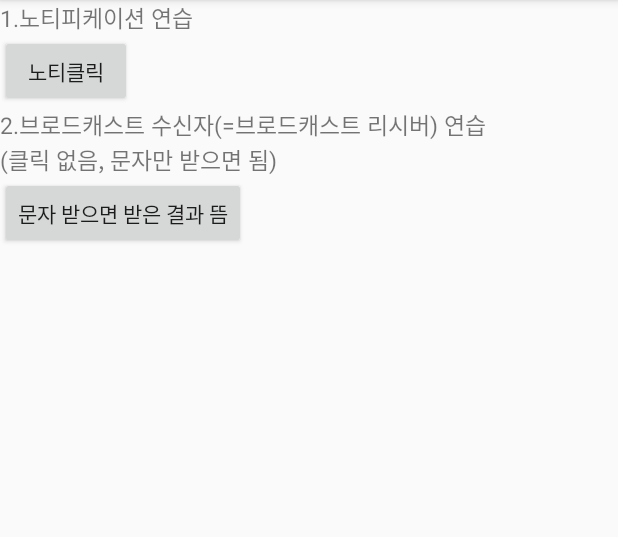
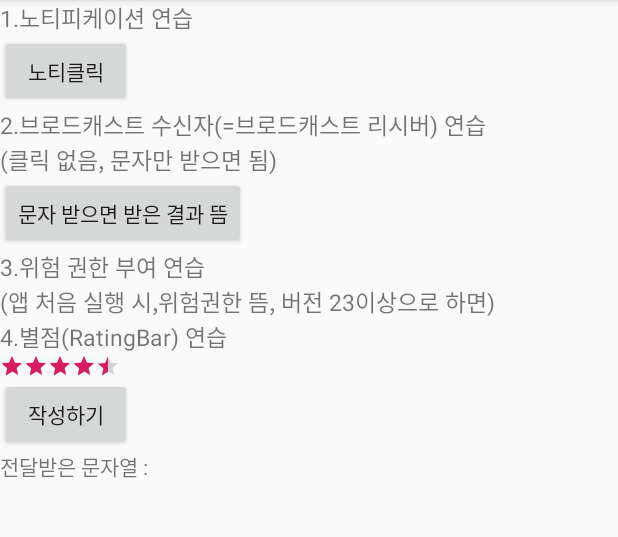
Before and after one commit to lhc8607git/notipractice, an Android app: the screen it shows after launch (MainActivity), on a phone screen of 412 x 824 dp, the part 84-621 px from its top. Run offline under Robolectric (Android 15) with nearby library versions, the phone set to English and light mode, and no system bars.

Commit message:
8.별점(RatingBar) 연습

```diff
--- a/app/build.gradle
+++ b/app/build.gradle
@@ -5,8 +5,8 @@ android {
     buildToolsVersion "29.0.1"
     defaultConfig {
         applicationId "com.example.noti"
-        minSdkVersion 22   //26 바꾸기전
-        targetSdkVersion 22   //28 바꾸기전
+        minSdkVersion 26   //22
+        targetSdkVersion 28   //22
         versionCode 1
         versionName "1.0"
         testInstrumentationRunner "android.support.test.runner.AndroidJUnitRunner"
--- a/app/src/main/java/com/example/noti/notification1/MainActivity.java
+++ b/app/src/main/java/com/example/noti/notification1/MainActivity.java
@@ -11,6 +11,7 @@ import android.graphics.Bitmap;
 import android.graphics.BitmapFactory;
 import android.os.Build;
 import android.support.annotation.NonNull;
+import android.support.annotation.Nullable;
 import android.support.v4.app.NotificationCompat;
 import android.support.v4.app.NotificationManagerCompat;
 import android.support.v4.content.ContextCompat;
@@ -18,9 +19,13 @@ import android.support.v7.app.AppCompatActivity;
 import android.os.Bundle;
 import android.view.View;
 import android.widget.Button;
+import android.widget.RatingBar;
+import android.widget.TextView;
 import android.widget.Toast;
 
 import com.example.noti.R;
+
+import ratingbar4.CommentWriteActivity;
 
 import static android.app.Notification.EXTRA_NOTIFICATION_ID;
 
@@ -28,6 +33,9 @@ public class MainActivity extends AppCompatActivity {
 
     private Button btn1;
     private NotificationCompat.Builder builder;
+
+    private RatingBar ratingBar;
+    private TextView outputView;
 
     @Override
     protected void onCreate(Bundle savedInstanceState) {
@@ -45,7 +53,60 @@ public class MainActivity extends AppCompatActivity {
 //        dangerous_permission();
 
 
+        // 4.별점(RatingBar) 연습
+        ratingpractice();
+
     }
+
+
+
+
+
+    // 4.별점(RatingBar) 연습
+    private void ratingpractice(){
+        ratingBar = (RatingBar)findViewById(R.id.ratingBar);
+        outputView = (TextView) findViewById(R.id.outputView);
+
+
+        Button btn4 = (Button)findViewById(R.id.btn4);
+        btn4.setOnClickListener(new View.OnClickListener() {
+            @Override
+            public void onClick(View v) {
+                //다른 화면 띄우도록 하나 만듬
+                showCommentWriteActivity();
+            }
+        });
+    }
+
+    public void showCommentWriteActivity(){
+        float rating = ratingBar.getRating();
+
+        Intent intent = new Intent(getApplicationContext(), CommentWriteActivity.class);
+        intent.putExtra("rating",rating);
+        startActivityForResult(intent,101);
+
+    }
+
+    // CommentWriteActivity.java에서 응답을 받을 경우
+    @Override
+    protected void onActivityResult(int requestCode, int resultCode, @Nullable Intent intent) {
+        super.onActivityResult(requestCode, resultCode, intent);
+
+        if(requestCode == 101){  // 101로 받으면
+            if(intent != null){
+                String contents = intent.getStringExtra("contents");
+                float ratingbarupdate = intent.getFloatExtra("ratingbarupdate",0.0f);
+                outputView.setText(contents);
+                ratingBar.setRating(ratingbarupdate);
+            }
+        }
+    }
+
+
+
+
+
+
 
 
 
--- a/app/src/main/res/layout/activity_main.xml
+++ b/app/src/main/res/layout/activity_main.xml
@@ -34,4 +34,39 @@
         android:layout_width="wrap_content"
         android:layout_height="wrap_content" />
 
+    <TextView
+        android:textSize="15dp"
+        android:text="3.위험 권한 부여 연습"
+        android:layout_width="wrap_content"
+        android:layout_height="wrap_content" />
+    <TextView
+        android:textSize="15dp"
+        android:text="(앱 처음 실행 시,위험권한 뜸, 버전 23이상으로 하면)"
+        android:layout_width="wrap_content"
+        android:layout_height="wrap_content" />
+
+    <TextView
+        android:textSize="15dp"
+        android:text="4.별점(RatingBar) 연습"
+        android:layout_width="wrap_content"
+        android:layout_height="wrap_content" />
+    <RatingBar
+        android:id="@+id/ratingBar"
+        android:layout_width="wrap_content"
+        android:layout_height="wrap_content"
+        android:numStars="5"
+        android:rating="4.1"
+        android:stepSize="0.1"
+        style="?android:attr/ratingBarStyleSmall"/>
+    <Button
+        android:id="@+id/btn4"
+        android:text="작성하기"
+        android:layout_width="wrap_content"
+        android:layout_height="wrap_content" />
+    <TextView
+        android:id="@+id/outputView"
+        android:text="전달받은 문자열 : "
+        android:layout_width="match_parent"
+        android:layout_height="wrap_content" />
+
 </LinearLayout>
```
Also changed, not shown: app/src/main/AndroidManifest.xml (+4 -10 lines), app/src/main/java/ratingbar4/CommentWriteActivity.java (added, +57 -0 lines), app/src/main/res/drawable/border.xml (added, +12 -0 lines), app/src/main/res/layout/activity_comment_write.xml (added, +41 -0 lines).
